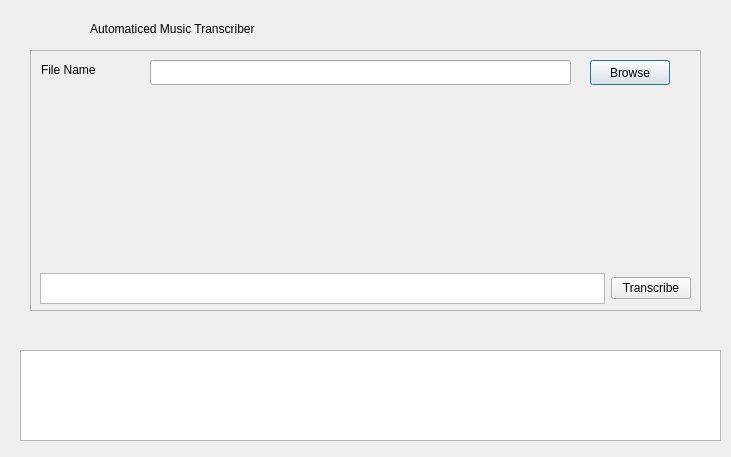
First picture: the form in UI/amtwinx.ui, repository SboneloMdluli/Automatic-Music-Transcription-using-Deep-Learning, before the edit.
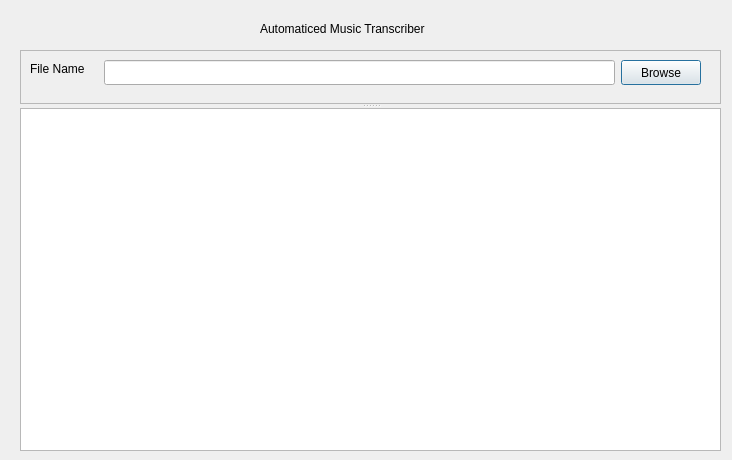
Second picture: the form after the edit.

Commit message: model impl

What changed in the file:
```diff
--- a/UI/amtwinx.ui
+++ b/UI/amtwinx.ui
@@ -6,32 +6,39 @@
    <rect>
     <x>0</x>
     <y>0</y>
-    <width>731</width>
-    <height>457</height>
+    <width>732</width>
+    <height>460</height>
    </rect>
   </property>
   <property name="windowTitle">
    <string>Dialog</string>
   </property>
-  <widget class="QTextBrowser" name="textBrowser">
+  <widget class="QLabel" name="label">
+   <property name="geometry">
+    <rect>
+     <x>260</x>
+     <y>20</y>
+     <width>221</width>
+     <height>17</height>
+    </rect>
+   </property>
+   <property name="text">
+    <string>Automaticed Music Transcriber</string>
+   </property>
+  </widget>
+  <widget class="QSplitter" name="splitter">
    <property name="geometry">
     <rect>
      <x>20</x>
-     <y>350</y>
+     <y>50</y>
      <width>701</width>
-     <height>91</height>
+     <height>401</height>
     </rect>
    </property>
-  </widget>
+   <property name="orientation">
+    <enum>Qt::Vertical</enum>
+   </property>
   <widget class="QFrame" name="frame">
-   <property name="geometry">
-    <rect>
-     <x>30</x>
-     <y>50</y>
-     <width>671</width>
-     <height>261</height>
-    </rect>
-   </property>
    <property name="frameShape">
     <enum>QFrame::StyledPanel</enum>
    </property>
@@ -41,8 +48,8 @@
    <widget class="QLabel" name="label_2">
     <property name="geometry">
      <rect>
-      <x>11</x>
-      <y>11</y>
+       <x>10</x>
+       <y>10</y>
       <width>68</width>
       <height>17</height>
      </rect>
@@ -54,9 +61,9 @@
    <widget class="QLineEdit" name="lineEdit">
     <property name="geometry">
      <rect>
-      <x>120</x>
+       <x>84</x>
       <y>10</y>
-      <width>421</width>
+       <width>511</width>
       <height>25</height>
      </rect>
     </property>
@@ -64,7 +71,7 @@
    <widget class="QPushButton" name="pushButton">
     <property name="geometry">
      <rect>
-      <x>560</x>
+       <x>601</x>
       <y>10</y>
       <width>80</width>
       <height>25</height>
@@ -74,41 +81,31 @@
      <string>Browse</string>
     </property>
    </widget>
-   <widget class="QWidget" name="">
-    <property name="geometry">
-     <rect>
-      <x>10</x>
-      <y>223</y>
-      <width>651</width>
-      <height>31</height>
-     </rect>
-    </property>
-    <layout class="QHBoxLayout" name="horizontalLayout">
-     <item>
-      <widget class="QTextEdit" name="textEdit"/>
-     </item>
-     <item>
       <widget class="QPushButton" name="pushButton_2">
+     <property name="geometry">
+      <rect>
+       <x>580</x>
+       <y>180</y>
+       <width>80</width>
+       <height>25</height>
+      </rect>
+     </property>
        <property name="text">
         <string>Transcribe</string>
        </property>
       </widget>
-     </item>
-    </layout>
-   </widget>
-  </widget>
-  <widget class="QLabel" name="label">
+    <widget class="QTextEdit" name="textEdit">
    <property name="geometry">
     <rect>
-     <x>90</x>
-     <y>20</y>
-     <width>221</width>
-     <height>17</height>
-    </rect>
-   </property>
-   <property name="text">
-    <string>Automaticed Music Transcriber</string>
-   </property>
+       <x>70</x>
+       <y>180</y>
+       <width>501</width>
+       <height>21</height>
+      </rect>
+     </property>
+    </widget>
+   </widget>
+   <widget class="QTextBrowser" name="debugTextBrowser"/>
   </widget>
  </widget>
  <resources/>
```
Lines whose indentation alone changed are shown as unchanged. The commit also changes 2 other files.
